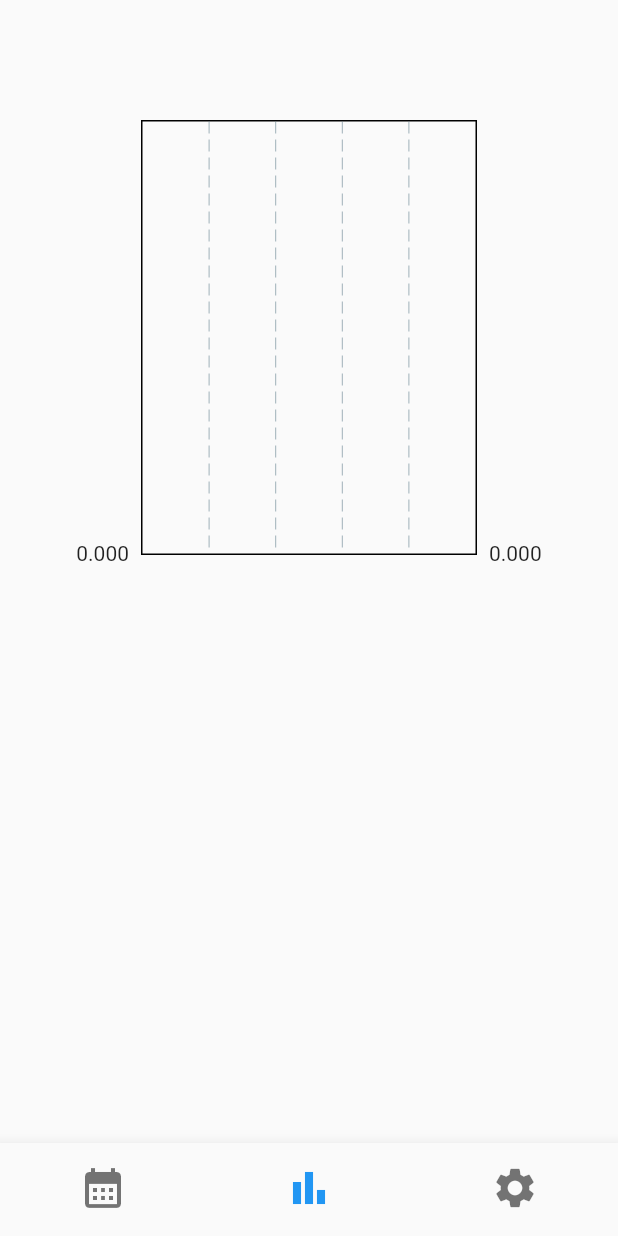
After one commit to Hyeongbok-Jeon/day_condition, a Flutter app: the screen it shows after launch, item 2 of the bottom bar chosen, on a phone screen of 412 x 824 dp. The commit adds this screen. Run offline on Flutter 3.47's test engine with Material 2 defaults, Android fonts, the light colour scheme and no system bars; drawn by our look-alikes of fl_chart; our stand-ins replace firebase_auth, firebase_core, firebase_database, flutter_colorpicker, flutter_rating_bar, localstorage and 1 more; accounts and stored records are empty; network calls fail.

```diff
--- a/lib/Settings.dart
+++ b/lib/Settings.dart
@@ -4,6 +4,8 @@ import 'package:flutter_colorpicker/flutter_colorpicker.dart';
 import 'globalVariables.dart';
 
 class Settings extends StatefulWidget {
+  const Settings({super.key});
+
   @override
   _SettingsState createState() => _SettingsState();
 }
--- a/lib/bottomNavigation.dart
+++ b/lib/bottomNavigation.dart
@@ -1,3 +1,4 @@
+import 'package:day_condition/statistics.dart';
 import 'package:flutter/material.dart';
 
 import 'TableBasicsExample.dart';
@@ -36,6 +37,10 @@ class _BottomNavigationExampleState extends State<BottomNavigationExample> {
             label: '',
           ),
           BottomNavigationBarItem(
+            icon: Icon(Icons.bar_chart, size: 32),
+            label: '',
+          ),
+          BottomNavigationBarItem(
             icon: Icon(Icons.settings, size: 32),
             label: '',
           ),
@@ -48,30 +53,15 @@ class _BottomNavigationExampleState extends State<BottomNavigationExample> {
     switch (index) {
       case 0:
       // 홈 페이지 위젯 반환
-        return TableEventsExample();
+        return const TableEventsExample();
       case 1:
+      // 홈 페이지 위젯 반환
+        return const Statistics();
+      case 2:
       // 검색 페이지 위젯 반환
-        return Settings();
+        return const Settings();
       default:
         return Container();
     }
   }
 }
-
-class HomeWidget extends StatelessWidget {
-  @override
-  Widget build(BuildContext context) {
-    return Center(
-      child: Text('Home Page'),
-    );
-  }
-}
-
-class SettingsWidget extends StatelessWidget {
-  @override
-  Widget build(BuildContext context) {
-    return Center(
-      child: Text('Settings Page'),
-    );
-  }
-}
--- /dev/null
+++ b/lib/statistics.dart
@@ -0,0 +1,27 @@
+import 'package:flutter/material.dart';
+
+import 'package:fl_chart/fl_chart.dart';
+
+class Statistics extends StatefulWidget {
+  const Statistics({super.key});
+
+  @override
+  _StatisticsState createState() => _StatisticsState();
+}
+
+class _StatisticsState extends State<Statistics> {
+  @override
+  Widget build(BuildContext context) {
+    return Container(
+      height: 350,
+      margin: const EdgeInsets.all(50),
+      child: BarChart(
+        BarChartData(
+          // read about it in the BarChartData section
+        ),
+        swapAnimationDuration: Duration(milliseconds: 150), // Optional
+        swapAnimationCurve: Curves.linear, // Optional
+      )
+    );
+  }
+}
--- a/pubspec.yaml
+++ b/pubspec.yaml
@@ -43,6 +43,7 @@ dependencies:
   firebase_database: ^10.2.4
   firebase_core: ^2.15.0
   firebase_auth: ^4.7.2
+  fl_chart: ^0.63.0
 
 dev_dependencies:
   flutter_test:
```
Also changed, not shown: lib/TableBasicsExample.dart (+3 -5 lines), pubspec.lock.
